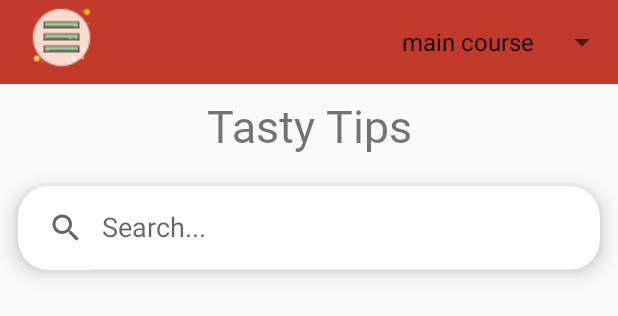
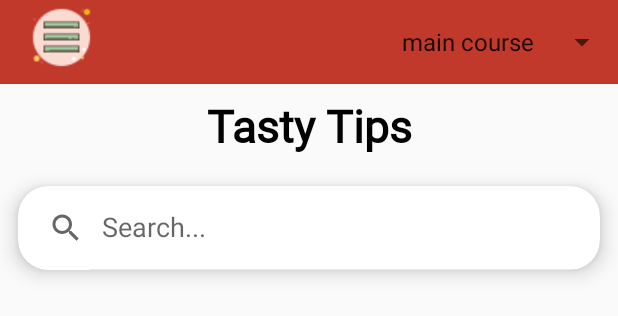
Before and after one commit to vishalmakhiijani/food-recipe-android-app, an Android app: the layout activity_main.xml on its own in the app's theme, with its tools: preview values and no code run, on a phone screen of 412 x 824 dp. Shown: the top 316 px of the screen. Run offline under Robolectric (Android 15) with nearby library versions, the light colour scheme and no system bars.

Commit message:
Fixed: Font Issue

```diff
--- a/app/src/main/res/layout/activity_main.xml
+++ b/app/src/main/res/layout/activity_main.xml
@@ -56,12 +56,13 @@
         <TextView
             android:layout_width="match_parent"
             android:layout_height="?attr/actionBarSize"
-            android:fontFamily="@font/nabla"
+            android:fontFamily="@font/islandmoments"
+            android:textStyle="bold"
             android:gravity="center"
             android:text="@string/app_name"
             android:textAlignment="center"
             android:textSize="30sp"
-
+android:textColor="@color/black"
             />
 
         <androidx.cardview.widget.CardView
--- a/app/src/main/res/layout/menu_header.xml
+++ b/app/src/main/res/layout/menu_header.xml
@@ -21,7 +21,8 @@
         android:layout_height="wrap_content"
         android:layout_above="@id/menu_slogan"
         android:layout_marginLeft="15dp"
-        android:fontFamily="@font/nabla"
+        android:fontFamily="@font/islandmoments"
+        android:textStyle="bold"
         android:text="@string/app_name"
         android:textColor="@color/dark_red"
         android:textSize="45sp" />
```
Also changed, not shown: app/src/main/java/com/meetvishalkumar/myapplication/Tips.java (+10 -0 lines), 1 other file.
